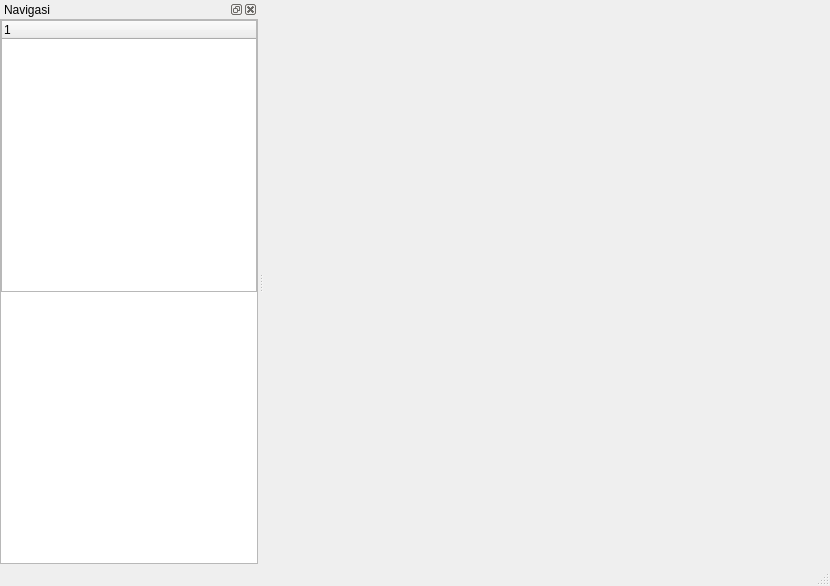
AyahnaSyahid/smlc, file py/smlc/dumbchatmainwindow.ui: the form before one commit.
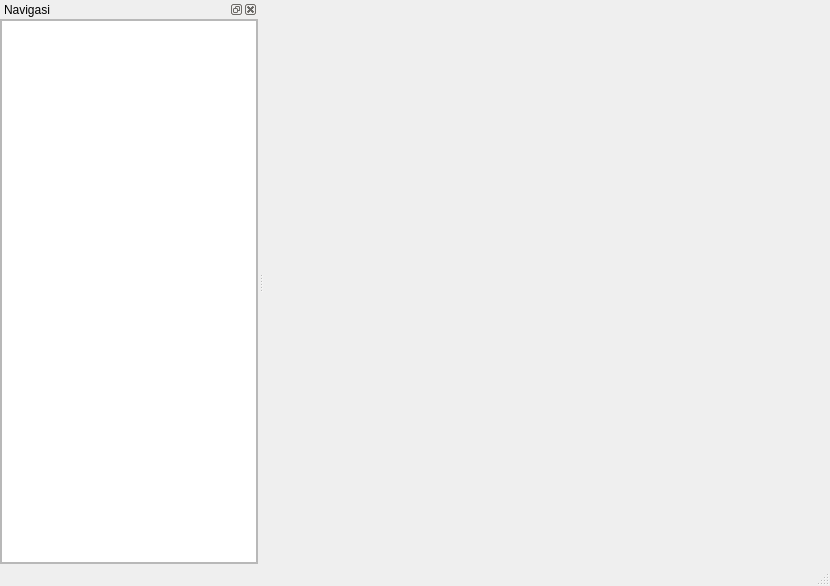
The form after the commit. Custom widgets are drawn as their Qt base class.

```diff
--- a/py/smlc/dumbchatmainwindow.ui
+++ b/py/smlc/dumbchatmainwindow.ui
@@ -75,30 +75,12 @@
          <number>0</number>
         </property>
         <item>
-         <widget class="NavigationTree" name="treeWidget">
+         <widget class="NavigationTree" name="treeView">
           <property name="rootIsDecorated">
            <bool>false</bool>
           </property>
-          <column>
-           <property name="text">
-            <string notr="true">1</string>
-           </property>
-          </column>
          </widget>
         </item>
-        <item>
-         <spacer name="verticalSpacer">
-          <property name="orientation">
-           <enum>Qt::Orientation::Vertical</enum>
-          </property>
-          <property name="sizeHint" stdset="0">
-           <size>
-            <width>20</width>
-            <height>255</height>
-           </size>
-          </property>
-         </spacer>
-        </item>
        </layout>
       </widget>
      </item>
@@ -109,7 +91,7 @@
  <customwidgets>
   <customwidget>
    <class>NavigationTree</class>
-   <extends>QTreeWidget</extends>
+   <extends>QTreeView</extends>
    <header>custom_ui/navigationtree.h</header>
   </customwidget>
  </customwidgets>
```
